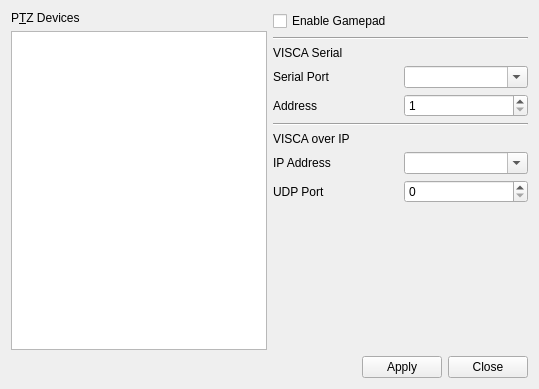
Qt form settings.ui (glikely/obs-ptz) before a commit.
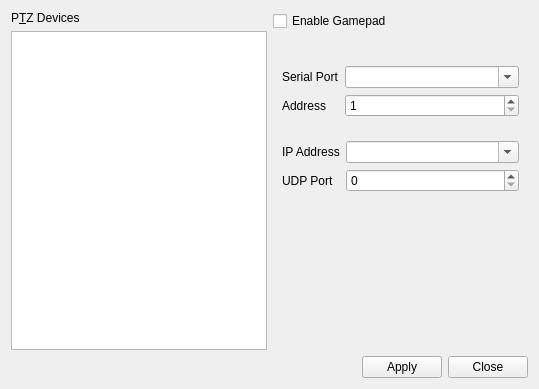
The same form after that commit.

Commit message:
settings: Only show config settings relevant for device
All of the settings (serial port, ip address, etc) were getting show to
the user regardless of whether or not they were relevant. Fix this by
putting the settings widgets into groups that can be easily
shown/hidden. In the currentChanged() slot show only the group that is
relevant for the selected device.

The edit to the form file:
```diff
--- a/settings.ui
+++ b/settings.ui
@@ -105,70 +105,50 @@
       </layout>
      </item>
      <item>
-      <layout class="QVBoxLayout" name="propertiesLayout" stretch="0,1,0,0">
+      <layout class="QVBoxLayout" name="propertiesLayout" stretch="0,0,0,0,1,0,0">
        <property name="sizeConstraint">
         <enum>QLayout::SetDefaultConstraint</enum>
        </property>
        <item>
-        <layout class="QGridLayout" name="gridLayout">
-         <item row="8" column="0">
-          <widget class="QLabel" name="label_3">
-           <property name="text">
-            <string>UDP Port</string>
-           </property>
-          </widget>
-         </item>
-         <item row="2" column="0">
-          <widget class="QLabel" name="serialLabel">
-           <property name="text">
-            <string>VISCA Serial</string>
-           </property>
-          </widget>
-         </item>
-         <item row="0" column="0">
           <widget class="QCheckBox" name="gamepadCheckBox">
            <property name="text">
             <string>Enable Gamepad</string>
            </property>
           </widget>
          </item>
-         <item row="3" column="0">
-          <widget class="QLabel" name="visca_port_label">
+       <item>
+        <widget class="QLabel" name="protocolLabel">
+         <property name="text">
+          <string/>
+         </property>
+        </widget>
+       </item>
+       <item>
+        <widget class="QWidget" name="serialSettingsGroup" native="true">
+         <layout class="QFormLayout" name="formLayout_2">
+          <item row="0" column="0">
+           <widget class="QLabel" name="serialPortLabel">
            <property name="text">
             <string>Serial Port</string>
            </property>
           </widget>
          </item>
-         <item row="4" column="0">
-          <widget class="QLabel" name="label_4">
+          <item row="0" column="1">
+           <widget class="QComboBox" name="serialPortComboBox">
+            <property name="editable">
+             <bool>true</bool>
+            </property>
+           </widget>
+          </item>
+          <item row="1" column="0">
+           <widget class="QLabel" name="serialDevIDLabel">
            <property name="text">
             <string>Address</string>
            </property>
           </widget>
          </item>
-         <item row="6" column="0">
-          <widget class="QLabel" name="label_5">
-           <property name="text">
-            <string>VISCA over IP</string>
-           </property>
-          </widget>
-         </item>
-         <item row="7" column="0">
-          <widget class="QLabel" name="label">
-           <property name="text">
-            <string>IP Address</string>
-           </property>
-          </widget>
-         </item>
-         <item row="3" column="1">
-          <widget class="QComboBox" name="viscaPortComboBox">
-           <property name="editable">
-            <bool>true</bool>
-           </property>
-          </widget>
-         </item>
-         <item row="4" column="1">
-          <widget class="QSpinBox" name="viscaIDSpinBox">
+          <item row="1" column="1">
+           <widget class="QSpinBox" name="serialDevIDSpinBox">
            <property name="minimum">
             <number>1</number>
            </property>
@@ -177,35 +157,42 @@
            </property>
           </widget>
          </item>
-         <item row="7" column="1">
+         </layout>
+        </widget>
+       </item>
+       <item>
+        <widget class="QWidget" name="ipSettingsGroup" native="true">
+         <layout class="QFormLayout" name="formLayout_3">
+          <item row="0" column="0">
+           <widget class="QLabel" name="ipAddressLabel">
+            <property name="text">
+             <string>IP Address</string>
+            </property>
+           </widget>
+          </item>
+          <item row="0" column="1">
           <widget class="QComboBox" name="ipAddressComboBox">
            <property name="editable">
             <bool>true</bool>
            </property>
           </widget>
          </item>
-         <item row="8" column="1">
+          <item row="1" column="0">
+           <widget class="QLabel" name="udpPortLabel">
+            <property name="text">
+             <string>UDP Port</string>
+            </property>
+           </widget>
+          </item>
+          <item row="1" column="1">
           <widget class="QSpinBox" name="udpPortSpinBox">
            <property name="maximum">
             <number>65535</number>
            </property>
           </widget>
          </item>
-         <item row="5" column="0" colspan="2">
-          <widget class="Line" name="line_2">
-           <property name="orientation">
-            <enum>Qt::Horizontal</enum>
-           </property>
-          </widget>
-         </item>
-         <item row="1" column="0" colspan="2">
-          <widget class="Line" name="line">
-           <property name="orientation">
-            <enum>Qt::Horizontal</enum>
-           </property>
-          </widget>
-         </item>
-        </layout>
+         </layout>
+        </widget>
        </item>
        <item>
         <spacer name="verticalSpacer">
```
Lines whose indentation alone changed are shown as unchanged. The commit also changes 1 other file.
